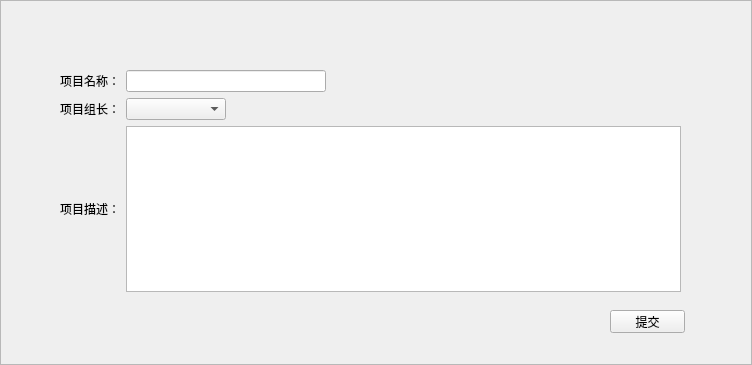
neverlandgy/teamhelper, file addproject.ui: the form before one commit.
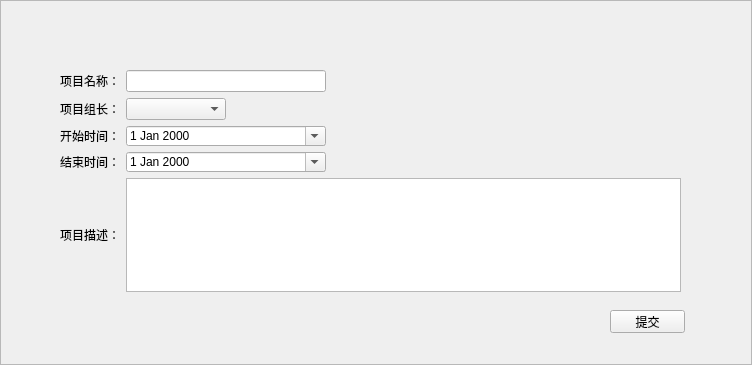
The form after the commit.

Commit message: 添加项目起始日期与结束日期

```diff
--- a/addproject.ui
+++ b/addproject.ui
@@ -32,17 +32,22 @@
     <property name="topMargin">
      <number>0</number>
     </property>
-    <item row="0" column="0">
-     <widget class="QLabel" name="label">
-      <property name="text">
-       <string>项目名称：</string>
+    <item row="5" column="1">
+     <layout class="QHBoxLayout" name="horizontalLayout"/>
+    </item>
+    <item row="4" column="1">
+     <widget class="QPlainTextEdit" name="plainTextEdit_desc"/>
+    </item>
+    <item row="3" column="1">
+     <widget class="QDateEdit" name="dateEdit_end">
+      <property name="maximumSize">
+       <size>
+        <width>200</width>
+        <height>20</height>
+       </size>
       </property>
-     </widget>
-    </item>
-    <item row="2" column="0">
-     <widget class="QLabel" name="label_3">
-      <property name="text">
-       <string>项目描述：</string>
+      <property name="calendarPopup">
+       <bool>true</bool>
       </property>
      </widget>
     </item>
@@ -85,11 +90,46 @@
       </property>
      </widget>
     </item>
-    <item row="3" column="1">
-     <layout class="QHBoxLayout" name="horizontalLayout"/>
+    <item row="0" column="0">
+     <widget class="QLabel" name="label">
+      <property name="text">
+       <string>项目名称：</string>
+      </property>
+     </widget>
+    </item>
+    <item row="4" column="0">
+     <widget class="QLabel" name="label_3">
+      <property name="text">
+       <string>项目描述：</string>
+      </property>
+     </widget>
     </item>
     <item row="2" column="1">
-     <widget class="QPlainTextEdit" name="plainTextEdit_desc"/>
+     <widget class="QDateEdit" name="dateEdit_start">
+      <property name="maximumSize">
+       <size>
+        <width>200</width>
+        <height>20</height>
+       </size>
+      </property>
+      <property name="calendarPopup">
+       <bool>true</bool>
+      </property>
+     </widget>
+    </item>
+    <item row="2" column="0">
+     <widget class="QLabel" name="label_4">
+      <property name="text">
+       <string>开始时间：</string>
+      </property>
+     </widget>
+    </item>
+    <item row="3" column="0">
+     <widget class="QLabel" name="label_5">
+      <property name="text">
+       <string>结束时间：</string>
+      </property>
+     </widget>
     </item>
    </layout>
   </widget>
```
The commit also changes 2 other files.
